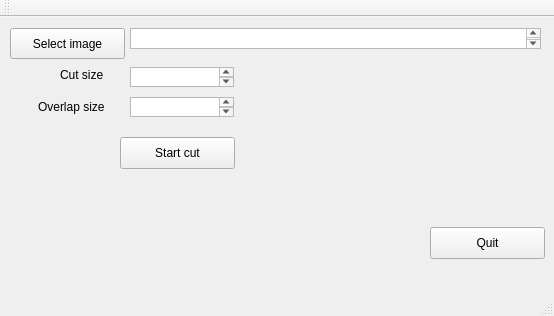
The window that mainwindow.ui (andrewmacquarrie/Gui360) describes before a commit, drawn with Qt 5.
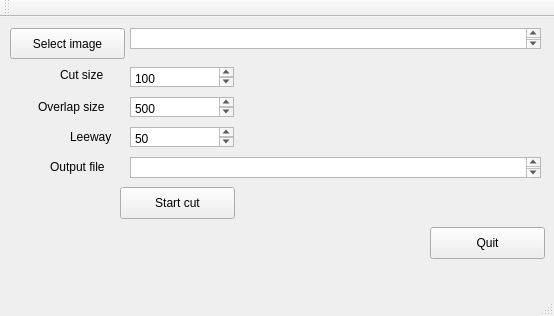
The same window after the commit.

Commit message: wiring up some GUI elements - can set cut size, overlap size and leeway in GUI. Still doesnt use output file name

```diff
--- a/mainwindow.ui
+++ b/mainwindow.ui
@@ -59,6 +59,9 @@
       <height>20</height>
      </rect>
     </property>
+    <property name="plainText">
+     <string>100</string>
+    </property>
    </widget>
    <widget class="QPlainTextEdit" name="overlapSizeEdit">
     <property name="geometry">
@@ -69,6 +72,9 @@
       <height>20</height>
      </rect>
     </property>
+    <property name="plainText">
+     <string>500</string>
+    </property>
    </widget>
    <widget class="QLabel" name="label">
     <property name="geometry">
@@ -100,7 +106,7 @@
     <property name="geometry">
      <rect>
       <x>120</x>
-      <y>120</y>
+      <y>170</y>
       <width>115</width>
       <height>32</height>
      </rect>
@@ -109,6 +115,55 @@
      <string>Start cut</string>
     </property>
    </widget>
+   <widget class="QTextEdit" name="outputFilenameEdit">
+    <property name="geometry">
+     <rect>
+      <x>130</x>
+      <y>140</y>
+      <width>411</width>
+      <height>21</height>
+     </rect>
+    </property>
+   </widget>
+   <widget class="QLabel" name="label_3">
+    <property name="geometry">
+     <rect>
+      <x>50</x>
+      <y>140</y>
+      <width>71</width>
+      <height>20</height>
+     </rect>
+    </property>
+    <property name="text">
+     <string>Output file</string>
+    </property>
+   </widget>
+   <widget class="QLabel" name="label_4">
+    <property name="geometry">
+     <rect>
+      <x>70</x>
+      <y>110</y>
+      <width>51</width>
+      <height>20</height>
+     </rect>
+    </property>
+    <property name="text">
+     <string>Leeway</string>
+    </property>
+   </widget>
+   <widget class="QPlainTextEdit" name="leewayEdit">
+    <property name="geometry">
+     <rect>
+      <x>130</x>
+      <y>110</y>
+      <width>104</width>
+      <height>20</height>
+     </rect>
+    </property>
+    <property name="plainText">
+     <string>50</string>
+    </property>
+   </widget>
   </widget>
   <widget class="QMenuBar" name="menuBar">
    <property name="geometry">
```
The commit also changes 4 other files.
